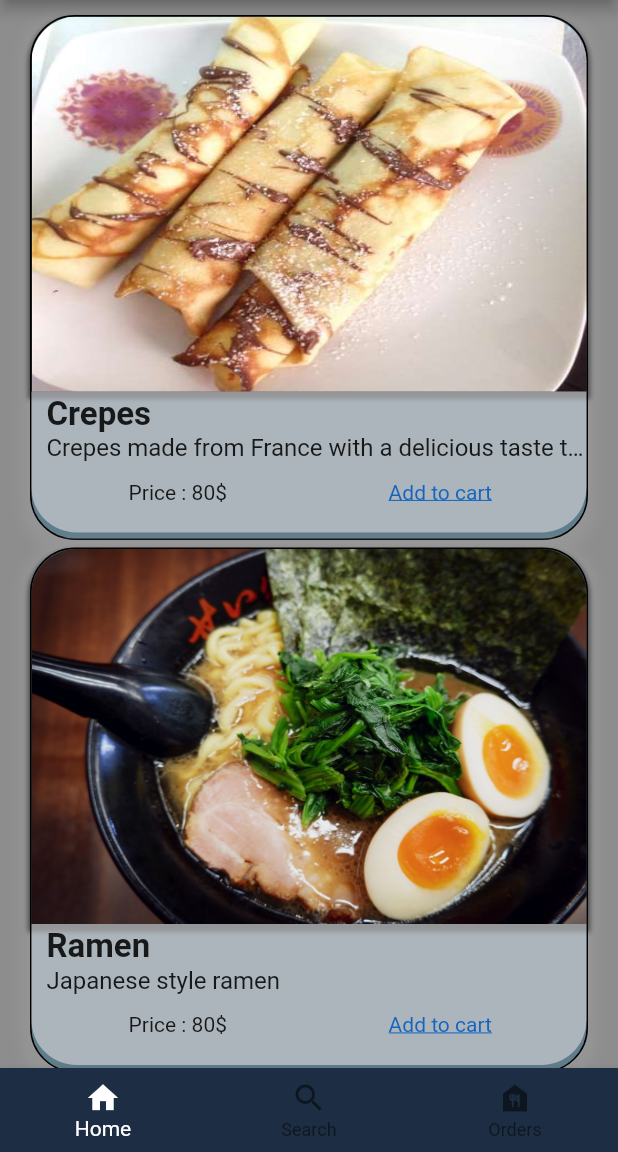
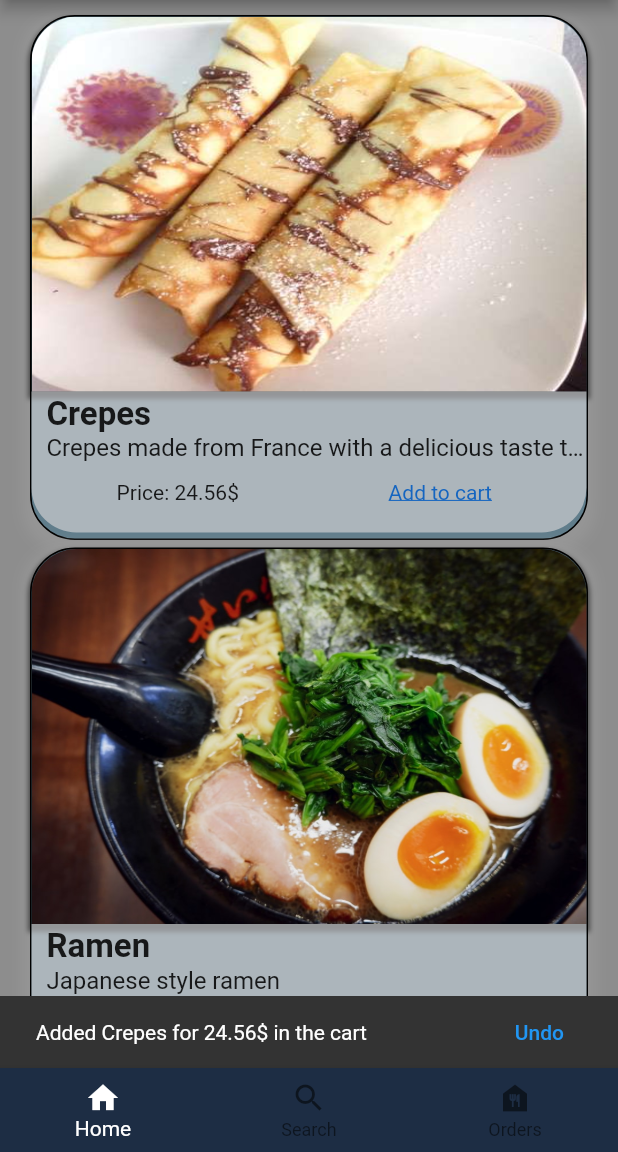
Before and after one commit to brocatz/Flutter-Mobile, a Flutter app: the HomePage screen opened directly, after a tap on "Add to cart", on a phone screen of 412 x 824 dp, the part 84-1236 px from its top. Run offline on Flutter 3.47's test engine with Material 2 defaults, Android fonts, the phone set to English and light mode, and no system bars; our stand-ins replace firebase_auth, firebase_core; accounts and stored records are empty.

Commit message:
Added Changes

```diff
--- /dev/null
+++ b/lib/constant/Constant.dart
@@ -0,0 +1,4 @@
+import 'dart:ui';
+
+const primaryColor = Color(0xFF1d2d44);
+const backgroundColor = Color.fromRGBO(32, 32, 32, .5);
--- a/lib/pageViews/homePageView.dart
+++ b/lib/pageViews/homePageView.dart
@@ -17,6 +17,7 @@ class HomePageView extends StatelessWidget {
           DiscoverMenuItem(
             imageUrl: 'assets/images/crepe.jpg',
             title: 'Crepes',
+            price: '24.56\$',
             description:
                 'Crepes made from France with a delicious taste that will melt your mouth',
           ),
@@ -24,19 +25,22 @@ class HomePageView extends StatelessWidget {
           DiscoverMenuItem(
             imageUrl: 'assets/images/ramen.jpeg',
             title: 'Ramen',
+            price: '32.23\$',
             description: 'Japanese style ramen',
           ),
           SizedBox(height: 5),
           DiscoverMenuItem(
             imageUrl: 'assets/images/salade.jpeg',
             title: 'Salad',
+            price: '45.34\$',
             description:
                 'Healty salad compose of a lot of fruits and vegetable',
           ),
-          SizedBox(height: 4),
+          SizedBox(height: 5),
           DiscoverMenuItem(
             imageUrl: 'assets/images/pumpkin.jpg',
             title: 'Pumpkin Soup',
+            price: '19.43\$',
             description: 'A healty soup that will boost your immunitive system',
           ),
         ],
--- /dev/null
+++ b/lib/pageViews/searchPageView.dart
@@ -0,0 +1,18 @@
+import 'package:flutter/material.dart';
+
+class SearchPageView extends StatefulWidget {
+  @override
+  _SearchPageViewState createState() => _SearchPageViewState();
+}
+
+class _SearchPageViewState extends State<SearchPageView> {
+  @override
+  Widget build(BuildContext context) {
+    return Container(
+      decoration: BoxDecoration(color: Color.fromRGBO(32, 32, 32, 0.5)),
+      child: Center(
+        child: Text('Hello World'),
+      ),
+    ); // go to return something here
+  }
+}
--- a/lib/screens/home_screen.dart
+++ b/lib/screens/home_screen.dart
@@ -2,6 +2,7 @@ import 'package:firebase_auth/firebase_auth.dart';
 import 'package:flutter/material.dart';
 import 'package:flutter_form/models/UserModel.dart';
 import 'package:flutter_form/pageViews/homePageView.dart';
+import 'package:flutter_form/pageViews/searchPageView.dart';
 import 'package:flutter_form/widgets/bottomNavigationBar.dart';
 import 'package:flutter_form/widgets/drawer.dart';
 
@@ -15,6 +16,7 @@ class HomePage extends StatefulWidget {
 
 class _HomePageState extends State<HomePage> {
   GlobalKey<ScaffoldState> _drawerKey = GlobalKey();
+  final PageController controller = PageController(initialPage: 0);
 
   UserModel userModel;
   @override
@@ -57,16 +59,20 @@ class _HomePageState extends State<HomePage> {
       body: PageView(
         children: <Widget>[
           HomePageView(),
+          SearchPageView(),
         ],
       ),
-      bottomNavigationBar: CustomBottomNavigationBar(),
+      bottomNavigationBar: CustomBottomNavigationBar(
+        pageViewController: controller,
+      ),
     );
   }
 
   // Define the pages so that user will be able to left or rigth depend
   // on their location in the
+  // animateToPage Method in the page view
   Widget pageView() {
-    final PageController controller = PageController(initialPage: 0);
+    //final PageController controller = PageController(initialPage: 0);
     return PageView(
       controller: controller,
       children: <Widget>[],
--- a/lib/widgets/bottomNavigationBar.dart
+++ b/lib/widgets/bottomNavigationBar.dart
@@ -1,6 +1,10 @@
 import 'package:flutter/material.dart';
 
 class CustomBottomNavigationBar extends StatefulWidget {
+  final PageController pageViewController;
+
+  CustomBottomNavigationBar({this.pageViewController});
+
   @override
   _CustomBottomNavigatonBarState createState() =>
       _CustomBottomNavigatonBarState();
@@ -30,9 +34,13 @@ class _CustomBottomNavigatonBarState extends State<CustomBottomNavigationBar> {
         ),
       ],
       onTap: (index) {
+        if (index == currentIndex) return;
         setState(() {
           currentIndex = index;
         });
+        // Here we do a transition from Page View
+        /* widget.pageViewController.animateToPage(index,
+            duration: Duration(milliseconds: 500), curve: Curves.bounceIn); */
       },
     );
   }
--- a/lib/widgets/discoverMenuItem.dart
+++ b/lib/widgets/discoverMenuItem.dart
@@ -1,4 +1,5 @@
 import 'package:flutter/material.dart';
+import 'package:flutter_form/screens/restaurantItemDetail_screen.dart';
 
 class DiscoverMenuItem extends StatelessWidget {
   String imageUrl;
@@ -6,7 +7,7 @@ class DiscoverMenuItem extends StatelessWidget {
   String price;
   String description;
 
-  DiscoverMenuItem({this.title, this.price, this.imageUrl, this.description}) {}
+  DiscoverMenuItem({this.title, this.price, this.imageUrl, this.description});
 
   @override
   Widget build(BuildContext context) {
@@ -40,6 +41,13 @@ class DiscoverMenuItem extends StatelessWidget {
               //   ),
               // ),
               Expanded(
+                child: InkWell(
+                  onTap: () {
+                    Navigator.push(
+                        context,
+                        MaterialPageRoute(
+                            builder: (_) => RestaurantItemDetailScreen()));
+                  },
                   child: Container(
                       height: 250,
                       decoration: new BoxDecoration(
@@ -59,6 +67,7 @@ class DiscoverMenuItem extends StatelessWidget {
                           fit: BoxFit.fill,
                         ),
                       )),
+                ),
               ),
             ],
           ),
@@ -113,12 +122,22 @@ class DiscoverMenuItem extends StatelessWidget {
                                   children: [
                                     Expanded(
                                         child: Text(
-                                      'Price : 80\$',
+                                      'Price: ' + this.price,
                                       textAlign: TextAlign.center,
                                     )),
                                     Expanded(
                                       child: InkWell(
-                                        onTap: () {},
+                                        onTap: () {
+                                          Scaffold.of(context)
+                                              .showSnackBar(SnackBar(
+                                            content: Text(
+                                                'Added ${this.title} for ${this.price} in the cart'),
+                                            action: SnackBarAction(
+                                              label: 'Undo',
+                                              onPressed: () {},
+                                            ),
+                                          ));
+                                        },
                                         child: Text(
                                           'Add to cart',
                                           style: TextStyle(
--- a/lib/widgets/drawer.dart
+++ b/lib/widgets/drawer.dart
@@ -20,7 +20,10 @@ class CustomDrawer extends StatelessWidget {
                     child: Column(
                       crossAxisAlignment: CrossAxisAlignment.start,
                       children: [
-                        CircleAvatar(radius: 50),
+                        CircleAvatar(
+                          radius: 50,
+                          backgroundImage: AssetImage('assets/images/Me.jpg'),
+                        ),
                         SizedBox(height: 10),
                         Text(
                           'FirstName',
```
Also changed, not shown: lib/screens/restaurantItemDetail_screen.dart (added, +44 -0 lines), assets/images/Me.jpg (added), pubspec.lock. Lines whose indentation alone changed are shown as unchanged.
